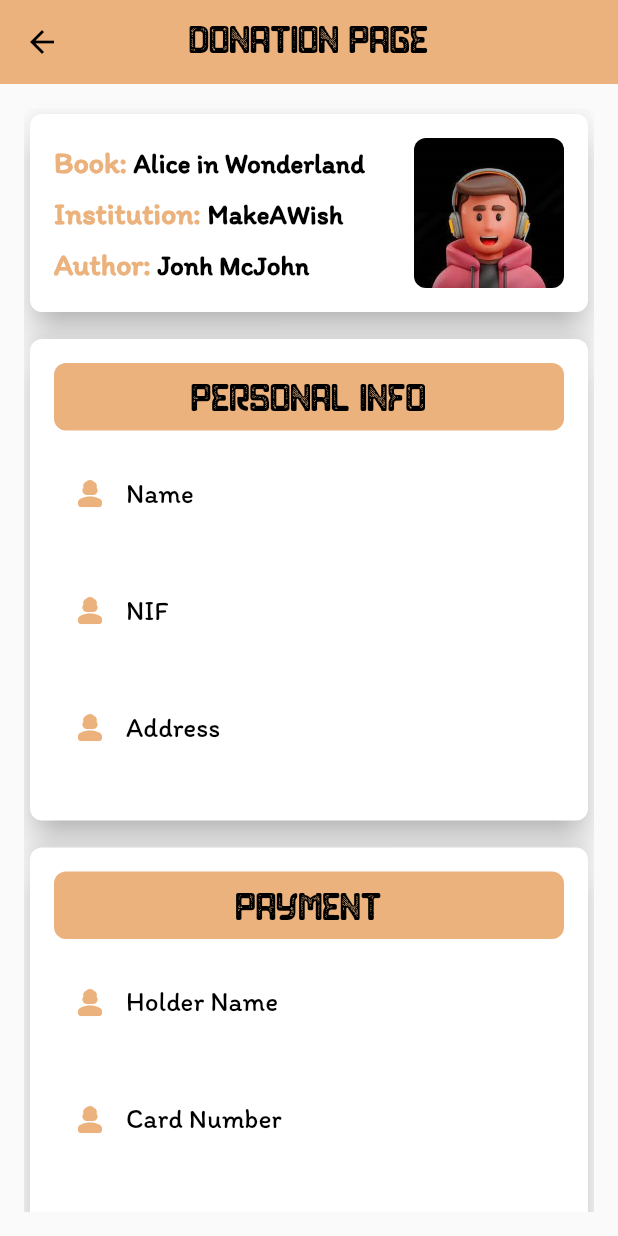
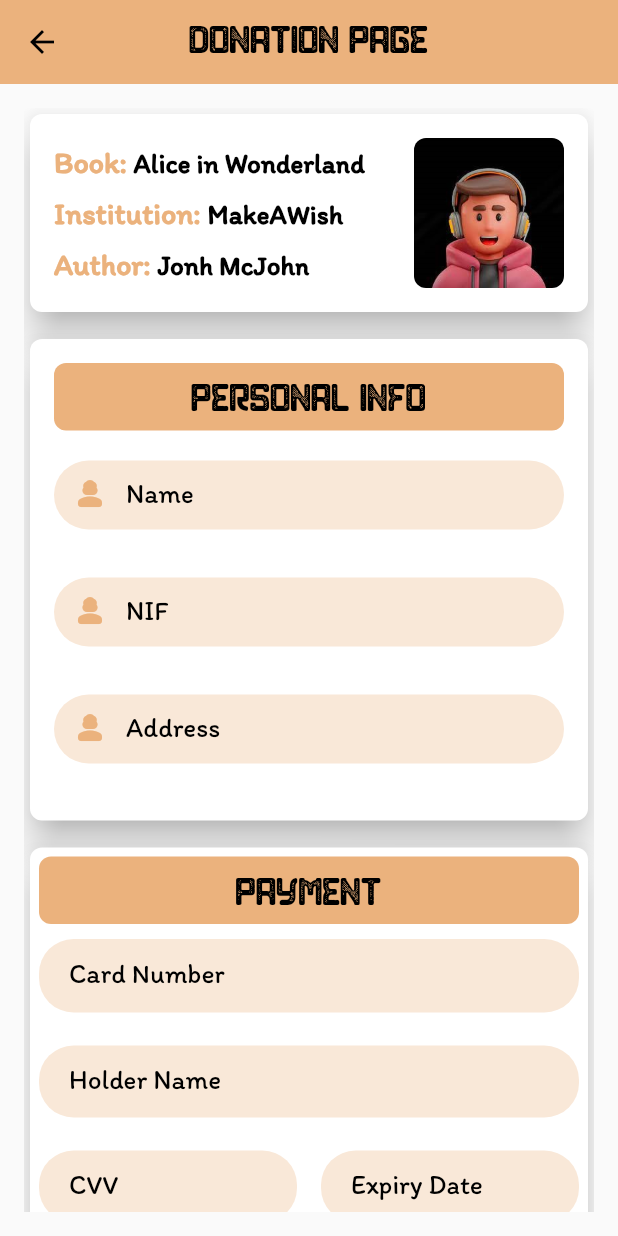
Before and after one commit to ruisilvavpa/PBH_Project, a Flutter app: the screen it shows after launch, on a phone screen of 412 x 824 dp. Run offline on Flutter 3.47's test engine with Material 2 defaults, Android fonts, the phone set to English and light mode, and no system bars; our stand-ins replace get, percent_indicator, shared_preferences, smooth_page_indicator.

Commit message:
Final touch Donation

```diff
--- a/lib/main.dart
+++ b/lib/main.dart
@@ -4,6 +4,7 @@ import 'package:pbh_project/screens/book_profile_page/book_profile_banner.dart';
 import 'package:pbh_project/reusable_widgets/loading_overlay.dart';
 import 'package:pbh_project/screens/book_profile_screen.dart';
 import 'package:pbh_project/screens/discovery_screen.dart';
+import 'package:pbh_project/screens/donation_page/card_donation.dart';
 import 'package:pbh_project/screens/donation_screen.dart';
 import 'package:pbh_project/screens/onboarding/onboarding_screen.dart';
 import 'package:pbh_project/screens/profile_screen.dart';
--- a/lib/reusable_widgets/input_fields.dart
+++ b/lib/reusable_widgets/input_fields.dart
@@ -37,7 +37,7 @@ class InputTextFieldWidget extends StatelessWidget {
           filled: true,
           helperText: " ",
           floatingLabelBehavior: FloatingLabelBehavior.never,
-          fillColor: kBackgroundColor.withOpacity(0.3),
+          fillColor: writterLogoColor.withOpacity(0.3),
           errorText: validateInputField(textEditingController.text),
           contentPadding: const EdgeInsets.fromLTRB(20.0, 10.0, 20.0, 10.0),
           border: OutlineInputBorder(
--- /dev/null
+++ b/lib/screens/donation_page/card_donation.dart
@@ -0,0 +1,175 @@
+import 'package:flutter/material.dart';
+import 'package:flutter/services.dart';
+import 'package:pbh_project/screens/donation_page/card_month_input_formatter.dart';
+
+import '../../resources/strings.dart';
+import '../../utils/app_styles.dart';
+import 'card_enum.dart';
+import 'card_number_input_formatter.dart';
+import 'card_utils.dart';
+import 'info_banner.dart';
+
+class AddNewCardScreen extends StatefulWidget {
+  const AddNewCardScreen({Key? key}) : super(key: key);
+
+  @override
+  State<AddNewCardScreen> createState() => _AddNewCardScreenState();
+}
+
+class _AddNewCardScreenState extends State<AddNewCardScreen> {
+  TextEditingController cardNumberController = TextEditingController();
+
+  CardType cardType = CardType.Invalid;
+
+  void getCardTypeFrmNumber() {
+    if (cardNumberController.text.length <= 6) {
+      String input = CardUtils.getCleanedNumber(cardNumberController.text);
+      CardType type = CardUtils.getCardTypeFrmNumber(input);
+      if (type != cardType) {
+        setState(() {
+          cardType = type;
+        });
+      }
+    }
+  }
+
+  @override
+  void initState() {
+    cardNumberController.addListener(
+      () {
+        getCardTypeFrmNumber();
+      },
+    );
+    super.initState();
+  }
+
+  @override
+  void dispose() {
+    cardNumberController.dispose();
+    super.dispose();
+  }
+
+  @override
+  Widget build(BuildContext context) {
+    return Card(
+      color: kBackgroundColor,
+      elevation: 10,
+      shape: RoundedRectangleBorder(
+        borderRadius: BorderRadius.circular(8),
+      ),
+      child: Padding(
+        padding: const EdgeInsets.all(6),
+        child: Column(
+          children: [
+            Column(
+              children: [
+                InfoBanner(
+                  bannerInfo: Strings.kDonationPaymentBanner,
+                ),
+                SizedBox(
+                  height: 10,
+                ),
+                TextFormField(
+                  style: kInputField,
+                  controller: cardNumberController,
+                  cursorColor: writterLogoColor,
+                  keyboardType: TextInputType.number,
+                  inputFormatters: [
+                    FilteringTextInputFormatter.digitsOnly,
+                    LengthLimitingTextInputFormatter(16),
+                    CardNumberInputFormatter(),
+                  ],
+                  decoration: InputDecoration(
+                    labelText: Strings.kDonationPaymentCard,
+                    labelStyle: kInfoText,
+                    filled: true,
+                    helperText: " ",
+                    fillColor: writterLogoColor.withOpacity(0.3),
+                    contentPadding:
+                        const EdgeInsets.fromLTRB(20.0, 10.0, 20.0, 10.0),
+                    border: OutlineInputBorder(
+                        borderRadius: BorderRadius.circular(23.0),
+                        borderSide: const BorderSide(
+                            width: 0, style: BorderStyle.none)),
+                    suffix: CardUtils.getCardIcon(cardType),
+                  ),
+                ),
+                TextFormField(
+                  style: kInputField,
+                  cursorColor: writterLogoColor,
+                  decoration: InputDecoration(
+                    labelText: Strings.kDonationPaymentHolder,
+                    labelStyle: kInfoText,
+                    filled: true,
+                    helperText: " ",
+                    fillColor: writterLogoColor.withOpacity(0.3),
+                    contentPadding:
+                        const EdgeInsets.fromLTRB(20.0, 10.0, 20.0, 10.0),
+                    border: OutlineInputBorder(
+                        borderRadius: BorderRadius.circular(23.0),
+                        borderSide: const BorderSide(
+                            width: 0, style: BorderStyle.none)),
+                  ),
+                ),
+                Row(
+                  children: [
+                    Expanded(
+                      child: TextFormField(
+                        style: kInputField,
+                        cursorColor: writterLogoColor,
+                        keyboardType: TextInputType.number,
+                        inputFormatters: [
+                          FilteringTextInputFormatter.digitsOnly,
+                          LengthLimitingTextInputFormatter(3),
+                        ],
+                        decoration: InputDecoration(
+                          labelText: Strings.kDonationPaymentCVV,
+                          labelStyle: kInfoText,
+                          filled: true,
+                          helperText: " ",
+                          fillColor: writterLogoColor.withOpacity(0.3),
+                          contentPadding:
+                              const EdgeInsets.fromLTRB(20.0, 10.0, 20.0, 10.0),
+                          border: OutlineInputBorder(
+                              borderRadius: BorderRadius.circular(23.0),
+                              borderSide: const BorderSide(
+                                  width: 0, style: BorderStyle.none)),
+                        ),
+                      ),
+                    ),
+                    const SizedBox(width: 16),
+                    Expanded(
+                      child: TextFormField(
+                        style: kInputField,
+                        cursorColor: writterLogoColor,
+                        keyboardType: TextInputType.number,
+                        inputFormatters: [
+                          FilteringTextInputFormatter.digitsOnly,
+                          LengthLimitingTextInputFormatter(4),
+                          CardMonthInputFormatter()
+                        ],
+                        decoration: InputDecoration(
+                          labelText: Strings.kDonationPaymentDate,
+                          labelStyle: kInfoText,
+                          filled: true,
+                          helperText: " ",
+                          fillColor: writterLogoColor.withOpacity(0.3),
+                          contentPadding:
+                              const EdgeInsets.fromLTRB(20.0, 10.0, 20.0, 10.0),
+                          border: OutlineInputBorder(
+                              borderRadius: BorderRadius.circular(23.0),
+                              borderSide: const BorderSide(
+                                  width: 0, style: BorderStyle.none)),
+                        ),
+                      ),
+                    ),
+                  ],
+                ),
+              ],
+            ),
+          ],
+        ),
+      ),
+    );
+  }
+}
--- /dev/null
+++ b/lib/screens/donation_page/card_enum.dart
@@ -0,0 +1,10 @@
+enum CardType {
+  Master,
+  Visa,
+  Maestro,
+  AmericanExpress,
+  DinersClub,
+  Jcb,
+  Others,
+  Invalid
+}
--- /dev/null
+++ b/lib/screens/donation_page/card_utils.dart
@@ -0,0 +1,192 @@
+import 'package:flutter/material.dart';
+
+import 'card_enum.dart';
+
+class CardUtils {
+  static CardType getCardTypeFrmNumber(String input) {
+    CardType cardType;
+    if (input.startsWith(RegExp(
+        r'((5[1-5])|(222[1-9]|22[3-9][0-9]|2[3-6][0-9]{2}|27[01][0-9]|2720))'))) {
+      cardType = CardType.Master;
+    } else if (input.startsWith(RegExp(r'[4]'))) {
+      cardType = CardType.Visa;
+    } else if (input.startsWith(RegExp(r'((34)|(37))'))) {
+      cardType = CardType.AmericanExpress;
+    } else if (input.startsWith(RegExp(r'((5[0-8])|(6013)|(62)|(63)|(67))'))) {
+      cardType = CardType.Maestro;
+    } else if (input.startsWith(RegExp(r'((30[0-5])|(3[89])|(36)|(3095))'))) {
+      cardType = CardType.DinersClub;
+    } else if (input.startsWith(RegExp(r'(352[89]|35[3-8][0-9])'))) {
+      cardType = CardType.Jcb;
+    } else if (input.length <= 8) {
+      cardType = CardType.Others;
+    } else {
+      cardType = CardType.Invalid;
+    }
+    return cardType;
+  }
+
+  static Widget? getCardIcon(CardType? cardType) {
+    String img = "";
+    Icon? icon;
+    switch (cardType) {
+      case CardType.Master:
+        img = 'card_logos/mastercard.jpg';
+        break;
+      case CardType.Visa:
+        img = 'card_logos/visa.jpg';
+        break;
+      case CardType.AmericanExpress:
+        img = 'card_logos/american.jpg';
+        break;
+      case CardType.Maestro:
+        img = 'card_logos/maestro.jpg';
+        break;
+      case CardType.DinersClub:
+        img = 'card_logos/dinersclub.jpg';
+        break;
+      case CardType.Jcb:
+        img = 'card_logos/jcb.jpg';
+        break;
+      case CardType.Others:
+        icon = const Icon(
+          Icons.credit_card,
+          size: 24.0,
+          color: Color(0xFFB8B5C3),
+        );
+        break;
+      default:
+        icon = const Icon(
+          Icons.warning,
+          size: 24.0,
+          color: Color(0xFFB8B5C3),
+        );
+        break;
+    }
+    Widget? widget;
+    if (img.isNotEmpty) {
+      widget = Image.asset(
+        'assets/images/$img',
+        width: 40.0,
+      );
+    } else {
+      widget = icon;
+    }
+    return widget;
+  }
+
+  static String getCleanedNumber(String text) {
+    RegExp regExp = RegExp(r"[^0-9]");
+    return text.replaceAll(regExp, '');
+  }
+
+  /// With the card number with Luhn Algorithm
+  /// https://en.wikipedia.org/wiki/Luhn_algorithm
+  static String? validateCardNum(String? input) {
+    if (input == null || input.isEmpty) {
+      return "This field is required";
+    }
+    input = getCleanedNumber(input);
+    if (input.length < 8) {
+      return "Card is invalid";
+    }
+    int sum = 0;
+    int length = input.length;
+    for (var i = 0; i < length; i++) {
+      // get digits in reverse order
+      int digit =
+          int.parse(input[length - i - 1]); // every 2nd number multiply with 2
+      if (i % 2 == 1) {
+        digit *= 2;
+      }
+      sum += digit > 9 ? (digit - 9) : digit;
+    }
+    if (sum % 10 == 0) {
+      return null;
+    }
+    return "Card is invalid";
+  }
+
+  static String? validateCVV(String? value) {
+    if (value == null || value.isEmpty) {
+      return "This field is required";
+    }
+    if (value.length < 3 || value.length > 4) {
+      return "CVV is invalid";
+    }
+    return null;
+  }
+
+  static String? validateDate(String? value) {
+    if (value == null || value.isEmpty) {
+      return "This field is required";
+    }
+    int year;
+    int month;
+    if (value.contains(RegExp(r'(/)'))) {
+      var split = value.split(RegExp(r'(/)'));
+
+      month = int.parse(split[0]);
+      year = int.parse(split[1]);
+    } else {
+      month = int.parse(value.substring(0, (value.length)));
+      year = -1; // Lets use an invalid year intentionally
+    }
+    if ((month < 1) || (month > 12)) {
+      // A valid month is between 1 (January) and 12 (December)
+      return 'Expiry month is invalid';
+    }
+    var fourDigitsYear = convertYearTo4Digits(year);
+    if ((fourDigitsYear < 1) || (fourDigitsYear > 2099)) {
+      // We are assuming a valid should be between 1 and 2099.
+      // Note that, it's valid doesn't mean that it has not expired.
+      return 'Expiry year is invalid';
+    }
+    if (!hasDateExpired(month, year)) {
+      return "Card has expired";
+    }
+    return null;
+  }
+
+  static int convertYearTo4Digits(int year) {
+    if (year < 100 && year >= 0) {
+      var now = DateTime.now();
+      String currentYear = now.year.toString();
+      String prefix = currentYear.substring(0, currentYear.length - 2);
+      year = int.parse('$prefix${year.toString().padLeft(2, '0')}');
+    }
+    return year;
+  }
+
+  static bool hasDateExpired(int month, int year) {
+    return isNotExpired(year, month);
+  }
+
+  static bool isNotExpired(int year, int month) {
+    // It has not expired if both the year and date has not passed
+    return !hasYearPassed(year) && !hasMonthPassed(year, month);
+  }
+
+  static List<int> getExpiryDate(String value) {
+    var split = value.split(RegExp(r'(/)'));
+    return [int.parse(split[0]), int.parse(split[1])];
+  }
+
+  static bool hasMonthPassed(int year, int month) {
+    var now = DateTime.now();
+    // The month has passed if:
+    // 1. The year is in the past. In that case, we just assume that the month
+    // has passed
+    // 2. Card's month (plus another month) is more than current month.
+    return hasYearPassed(year) ||
+        convertYearTo4Digits(year) == now.year && (month < now.month + 1);
+  }
+
+  static bool hasYearPassed(int year) {
+    int fourDigitsYear = convertYearTo4Digits(year);
+    var now = DateTime.now();
+    // The year has passed if the year we are currently is more than card's
+    // year
+    return fourDigitsYear < now.year;
+  }
+}
--- a/lib/screens/donation_page/donation_amount_card.dart
+++ b/lib/screens/donation_page/donation_amount_card.dart
@@ -43,6 +43,7 @@ class _DonationAmountCardState extends State<DonationAmountCard> {
       child: Padding(
         padding: const EdgeInsets.all(16.0),
         child: Column(
+          crossAxisAlignment: CrossAxisAlignment.center,
           children: [
             InfoBanner(bannerInfo: Strings.kDonationAmount),
             SizedBox(height: 16.0),
@@ -86,7 +87,6 @@ class _DonationAmountCardState extends State<DonationAmountCard> {
                     Icons.euro_rounded,
                     color: writterLogoColor,
                   ),
-                  labelText: 'Amount',
                   labelStyle:
                       const TextStyle(color: Colors.black, fontSize: 17),
                   filled: true,
--- a/lib/screens/donation_page/personal_info.dart
+++ b/lib/screens/donation_page/payment_card.dart
@@ -1,30 +1,33 @@
 import 'package:flutter/material.dart';
 import 'package:pbh_project/resources/strings.dart';
 import 'package:pbh_project/reusable_widgets/input_fields.dart';
+import 'package:pbh_project/screens/donation_page/card_donation.dart';
 import 'package:pbh_project/screens/donation_page/info_banner.dart';
 import 'package:pbh_project/utils/app_styles.dart';
 
-class PersonalInformation extends StatefulWidget {
+class PaymentCard extends StatefulWidget {
   ///this is the card with the name of institution, book
   ///and author's
-  const PersonalInformation({
+  const PaymentCard({
     super.key,
   });
 
   @override
-  State<PersonalInformation> createState() => _PersonalInformationState();
+  State<PaymentCard> createState() => _PaymentCardState();
 }
 
-class _PersonalInformationState extends State<PersonalInformation> {
+class _PaymentCardState extends State<PaymentCard> {
   TextEditingController _textController1 = TextEditingController();
   TextEditingController _textController2 = TextEditingController();
   TextEditingController _textController3 = TextEditingController();
+  TextEditingController _textController4 = TextEditingController();
   @override
   void initState() {
     super.initState();
     _textController1 = TextEditingController();
     _textController2 = TextEditingController();
     _textController3 = TextEditingController();
+    _textController4 = TextEditingController();
   }
 
   //Disposes the text controller
@@ -33,6 +36,7 @@ class _PersonalInformationState extends State<PersonalInformation> {
     _textController1.dispose();
     _textController2.dispose();
     _textController3.dispose();
+    _textController4.dispose();
     super.dispose();
   }
 
@@ -48,19 +52,12 @@ class _PersonalInformationState extends State<PersonalInformation> {
         padding: const EdgeInsets.all(16),
         child: Column(
           mainAxisAlignment: MainAxisAlignment.spaceBetween,
+          mainAxisSize: MainAxisSize.min,
           children: [
             InfoBanner(
-              bannerInfo: Strings.kDonationPersonalInfo,
+              bannerInfo: Strings.kDonationPaymentBanner,
             ),
-            const SizedBox(height: 20),
-            InputTextFieldWidget(_textController1, Strings.kFieldName,
-                Icons.person_3_rounded, false),
-            const SizedBox(height: 10),
-            InputTextFieldWidget(_textController2, Strings.kFieldNIF,
-                Icons.person_3_rounded, false),
-            const SizedBox(height: 10),
-            InputTextFieldWidget(_textController3, Strings.kFieldAddress,
-                Icons.person_3_rounded, false),
+            AddNewCardScreen(),
           ],
         ),
       ),
--- a/lib/screens/donation_page/payment.dart
+++ b/lib/screens/donation_page/personal_info_card.dart
@@ -4,29 +4,28 @@ import 'package:pbh_project/reusable_widgets/input_fields.dart';
 import 'package:pbh_project/screens/donation_page/info_banner.dart';
 import 'package:pbh_project/utils/app_styles.dart';
 
-class Payment extends StatefulWidget {
+class PersonalInformationCard extends StatefulWidget {
   ///this is the card with the name of institution, book
   ///and author's
-  const Payment({
+  const PersonalInformationCard({
     super.key,
   });
 
   @override
-  State<Payment> createState() => _PaymentState();
+  State<PersonalInformationCard> createState() =>
+      _PersonalInformationCardState();
 }
 
-class _PaymentState extends State<Payment> {
+class _PersonalInformationCardState extends State<PersonalInformationCard> {
   TextEditingController _textController1 = TextEditingController();
   TextEditingController _textController2 = TextEditingController();
   TextEditingController _textController3 = TextEditingController();
-  TextEditingController _textController4 = TextEditingController();
   @override
   void initState() {
     super.initState();
     _textController1 = TextEditingController();
     _textController2 = TextEditingController();
     _textController3 = TextEditingController();
-    _textController4 = TextEditingController();
   }
 
   //Disposes the text controller
@@ -35,7 +34,6 @@ class _PaymentState extends State<Payment> {
     _textController1.dispose();
     _textController2.dispose();
     _textController3.dispose();
-    _textController4.dispose();
     super.dispose();
   }
 
@@ -51,36 +49,19 @@ class _PaymentState extends State<Payment> {
         padding: const EdgeInsets.all(16),
         child: Column(
           mainAxisAlignment: MainAxisAlignment.spaceBetween,
-          mainAxisSize: MainAxisSize.min,
           children: [
             InfoBanner(
-              bannerInfo: Strings.kDonationPaymentBanner,
+              bannerInfo: Strings.kDonationPersonalInfo,
             ),
             const SizedBox(height: 20),
-            InputTextFieldWidget(_textController1,
-                Strings.kDonationPaymentHolder, Icons.person_3_rounded, false),
-            const SizedBox(height: 10),
-            InputTextFieldWidget(_textController2, Strings.kDonationPaymentCard,
+            InputTextFieldWidget(_textController1, Strings.kFieldName,
                 Icons.person_3_rounded, false),
             const SizedBox(height: 10),
-            Row(
-              children: [
-                Flexible(
-                  child: InputTextFieldWidget(
-                      _textController3,
-                      Strings.kDonationPaymentDate,
-                      Icons.person_3_rounded,
-                      false),
-                ),
-                Flexible(
-                  child: InputTextFieldWidget(
-                      _textController4,
-                      Strings.kDonationPaymentCVV,
-                      Icons.person_3_rounded,
-                      false),
-                ),
-              ],
-            ),
+            InputTextFieldWidget(_textController2, Strings.kFieldNIF,
+                Icons.person_3_rounded, false),
+            const SizedBox(height: 10),
+            InputTextFieldWidget(_textController3, Strings.kFieldAddress,
+                Icons.person_3_rounded, false),
           ],
         ),
       ),
--- a/lib/screens/donation_screen.dart
+++ b/lib/screens/donation_screen.dart
@@ -1,9 +1,10 @@
 import 'package:flutter/material.dart';
 import 'package:pbh_project/reusable_widgets/app_bar.dart';
+import 'package:pbh_project/screens/donation_page/card_donation.dart';
 import 'package:pbh_project/screens/donation_page/donation_amount_card.dart';
-import 'package:pbh_project/screens/donation_page/payment.dart';
-import 'package:pbh_project/screens/donation_page/personal_info.dart';
-import 'donation_page/institution_book_author.dart';
+import 'package:pbh_project/screens/donation_page/payment_card.dart';
+import 'package:pbh_project/screens/donation_page/personal_info_card.dart';
+import 'donation_page/institution_book_author_card.dart';
 
 class DonationScreen extends StatefulWidget {
   const DonationScreen({super.key});
@@ -34,9 +35,9 @@ class _DonationScreenState extends State<DonationScreen> {
                     children: [
                       InstitutionBookAuthorCard(),
                       const SizedBox(height: 10.0),
-                      PersonalInformation(),
+                      PersonalInformationCard(),
                       const SizedBox(height: 10.0),
-                      Payment(),
+                      AddNewCardScreen(),
                       const SizedBox(height: 10.0),
                       DonationAmountCard(),
                     ],
--- a/pubspec.yaml
+++ b/pubspec.yaml
@@ -82,6 +82,7 @@ flutter:
     - resources/onboarding.json
     - assets/images/teste_book_1.png
     - assets/images/assortment-with-books-dark-background.jpg
+    - assets/images/card_logos/
 
   # An image asset can refer to one or more resolution-specific "variants", see
   # https://flutter.dev/assets-and-images/#resolution-aware
```
Also changed, not shown: lib/screens/donation_page/card_month_input_formatter.dart (added, +24 -0 lines), lib/screens/donation_page/card_number_input_formatter.dart (added, +24 -0 lines), assets/images/card_logos/american.jpg (added), assets/images/card_logos/dinersclub.jpg (added), assets/images/card_logos/jcb.jpg (added), assets/images/card_logos/maestro.jpg (added), assets/images/card_logos/mastercard.jpg (added), assets/images/card_logos/visa.jpg (added), lib/screens/donation_page/institution_book_author_card.dart (renamed from lib/screens/donation_page/institution_book_author.dart).
